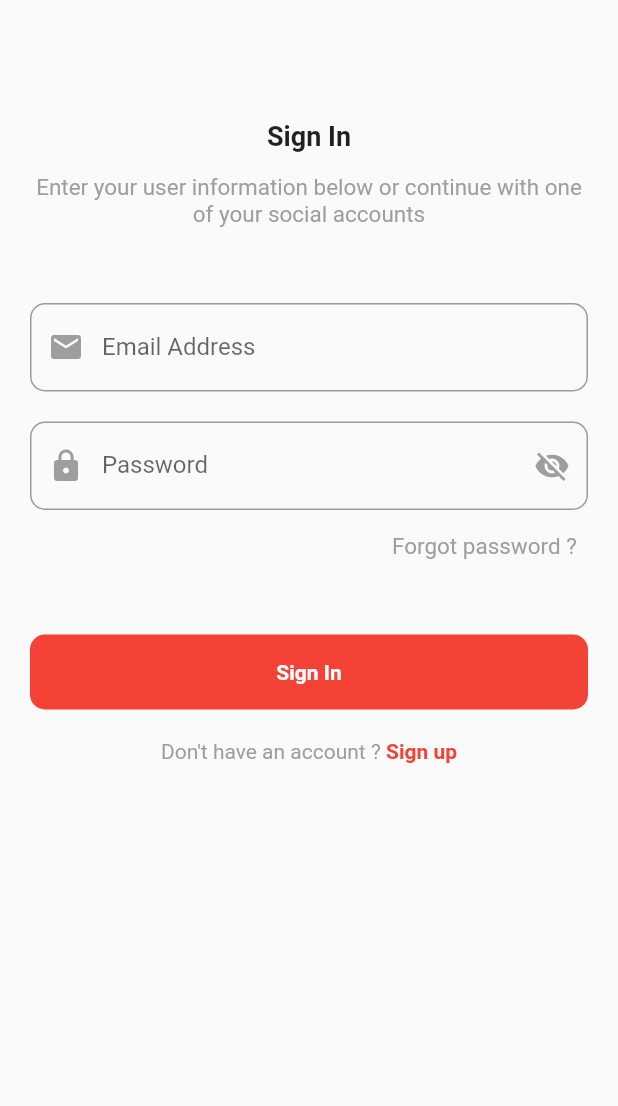
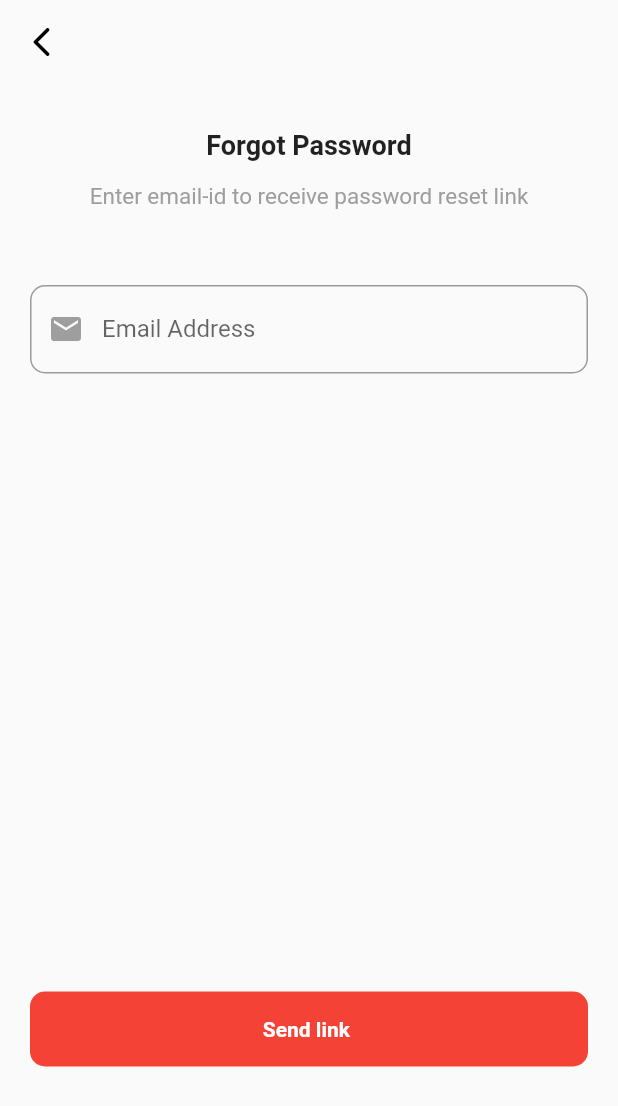
Before and after one commit to sivaprasadnk/moviezapp, a Flutter app: the SignInScreen screen opened by its route, after a tap on "Forgot password ?", on a phone screen of 412 x 824 dp. Shown: the top 1106 px of the screen. Run offline on Flutter 3.47's test engine with Material 2 defaults, Android fonts, the phone set to English and light mode, and no system bars; our stand-ins replace cached_network_image, cloud_firestore, connectivity_plus, firebase_auth, firebase_core, flutter_carousel_widget and 6 more; accounts and stored records are empty; network calls fail.

```diff
--- a/lib/model/genre.model.dart
+++ b/lib/model/genre.model.dart
@@ -85,7 +85,9 @@ extension GenreExts on Genre {
     var list = <Movie>[];
 
     for (var movie in movieList) {
-      if (movie.genreIdList.contains(id)) {
+      if (movie.genreIdList != null &&
+          movie.genreIdList!.isNotEmpty &&
+          movie.genreIdList!.contains(id)) {
         list.add(movie);
       }
     }
--- a/lib/repo/auth/auth.repo.dart
+++ b/lib/repo/auth/auth.repo.dart
@@ -35,5 +35,10 @@ class AuthRepo {
     return user;
   }
 
-
+  static Future resetPassword(String emailAddress) async {
+    await FirebaseAuth.instance.sendPasswordResetEmail(
+      email: emailAddress,
+    );
+    return;
+  }
 }
--- a/lib/views/common/actors.list.dart
+++ b/lib/views/common/actors.list.dart
@@ -20,7 +20,7 @@ class ActorsList extends StatelessWidget {
       builder: (_, provider, __) {
         return provider.actorsList.getList.isNotEmpty
             ? SizedBox(
-                height: height,
+                height: height + 10,
                 width: double.infinity,
                 child: ListView.separated(
                   shrinkWrap: true,
--- /dev/null
+++ b/lib/views/common/auth/sign.in/forgot.password.screen.dart
@@ -0,0 +1,99 @@
+import 'package:flutter/material.dart';
+import 'package:moviezapp/utils/extensions/build.context.extension.dart';
+import 'package:moviezapp/views/common/auth/sign.up/widgets/custom.decoration.dart';
+import 'package:moviezapp/views/common/common.button.dart';
+
+class ForgotPasswordScreen extends StatefulWidget {
+  const ForgotPasswordScreen({super.key});
+
+  @override
+  State<ForgotPasswordScreen> createState() => _ForgotPasswordScreenState();
+}
+
+class _ForgotPasswordScreenState extends State<ForgotPasswordScreen> {
+  final _formKey = GlobalKey<FormState>();
+  final FocusNode _focusNode = FocusNode();
+  String email = "";
+
+  @override
+  Widget build(BuildContext context) {
+    return Form(
+      key: _formKey,
+      child: SafeArea(
+        child: Scaffold(
+          appBar: AppBar(
+            elevation: 0,
+            backgroundColor: context.bgColor,
+            leading: GestureDetector(
+              onTap: () {
+                context.pop();
+              },
+              child: Icon(
+                Icons.arrow_back_ios_rounded,
+                color: context.highlightColor,
+              ),
+            ),
+            // title: const Text('Forgot Password'),
+          ),
+          body: SingleChildScrollView(
+            child: Center(
+              child: Padding(
+                padding: const EdgeInsets.symmetric(horizontal: 20),
+                child: Column(
+                  crossAxisAlignment: CrossAxisAlignment.center,
+                  children: [
+                    const SizedBox(height: 30),
+                    const Text(
+                      'Forgot Password',
+                      style: TextStyle(
+                        fontWeight: FontWeight.w600,
+                        fontSize: 18,
+                      ),
+                    ),
+                    const SizedBox(height: 15),
+                    const Text(
+                      'Enter email-id to receive password reset link',
+                      textAlign: TextAlign.center,
+                      style: TextStyle(
+                        fontWeight: FontWeight.normal,
+                        fontSize: 15,
+                        color: Colors.grey,
+                      ),
+                    ),
+                    const SizedBox(height: 50),
+                    TextFormField(
+                      focusNode: _focusNode,
+                      onSaved: (newValue) {
+                        email = newValue!.trim();
+                      },
+                      keyboardType: TextInputType.emailAddress,
+                      decoration: customDecoration(
+                        _focusNode,
+                        'Email Address',
+                        Icons.email,
+                      ),
+                    ),
+                    SizedBox(height: context.height * 0.5),
+                    CommonButton(
+                        callback: validateAndProceed, title: 'Send link '),
+                  ],
+                ),
+              ),
+            ),
+          ),
+        ),
+      ),
+    );
+  }
+
+  validateAndProceed() async {
+    _formKey.currentState!.save();
+    // Dialogs.showLoader(context: context);
+
+    await context.authProvider.resetPassword(
+      email,
+      context,
+      context.appProvider.isMobileApp,
+    );
+  }
+}
--- a/lib/views/common/auth/sign.in/sign.in.screen.dart
+++ b/lib/views/common/auth/sign.in/sign.in.screen.dart
@@ -2,6 +2,7 @@ import 'package:flutter/gestures.dart';
 import 'package:flutter/material.dart';
 import 'package:moviezapp/utils/dialogs.dart';
 import 'package:moviezapp/utils/extensions/build.context.extension.dart';
+import 'package:moviezapp/views/common/auth/sign.in/forgot.password.screen.dart';
 import 'package:moviezapp/views/common/auth/sign.up/sign.up.screen.dart';
 import 'package:moviezapp/views/common/auth/sign.up/widgets/custom.decoration.dart';
 import 'package:moviezapp/views/common/auth/sign.up/widgets/password.decoration.dart';
@@ -39,6 +40,7 @@ class _SignInScreenState extends State<SignInScreen> {
   Widget build(BuildContext context) {
     return Form(
       key: _formKey,
+      child: SafeArea(
         child: Scaffold(
           body: Padding(
             padding: const EdgeInsets.symmetric(horizontal: 20),
@@ -102,6 +104,11 @@ class _SignInScreenState extends State<SignInScreen> {
                       GestureDetector(
                         onTap: () {
                           //
+                          Navigator.push(
+                              context,
+                              MaterialPageRoute(
+                                  builder: (_) =>
+                                      const ForgotPasswordScreen()));
                         },
                         child: const Text(
                           "Forgot password ?  ",
@@ -145,6 +152,7 @@ class _SignInScreenState extends State<SignInScreen> {
             ),
           ),
         ),
+      ),
     );
   }
 
--- a/lib/views/common/auth/sign.up/sign.up.screen.dart
+++ b/lib/views/common/auth/sign.up/sign.up.screen.dart
@@ -45,6 +45,7 @@ class _SignUpScreenState extends State<SignUpScreen> {
   Widget build(BuildContext context) {
     return Form(
       key: _formKey,
+      child: SafeArea(
         child: Scaffold(
           body: SingleChildScrollView(
             child: Padding(
@@ -168,6 +169,7 @@ class _SignUpScreenState extends State<SignUpScreen> {
             ),
           ),
         ),
+      ),
     );
   }
 
--- a/lib/views/mobile/home/home.screen.dart
+++ b/lib/views/mobile/home/home.screen.dart
@@ -38,7 +38,7 @@ class _HomeScreenMobileState extends State<HomeScreenMobile> {
     String version = packageInfo.version;
     String buildNumber = packageInfo.buildNumber;
     if (context.mounted) {
-      context.appProvider.updateVersion('v$version$buildNumber');
+      context.appProvider.updateVersion('v$version.$buildNumber');
     }
   }
 
--- a/pubspec.yaml
+++ b/pubspec.yaml
@@ -16,7 +16,7 @@ publish_to: 'none' # Remove this line if you wish to publish to pub.dev
 # https://developer.apple.com/library/archive/documentation/General/Reference/InfoPlistKeyReference/Articles/CoreFoundationKeys.html
 # In Windows, build-name is used as the major, minor, and patch parts
 # of the product and file versions while build-number is used as the build suffix.
-version: 1.0.0+7
+version: 1.0.0+8
 
 environment:
   sdk: '>=2.19.1 <3.0.0'
```
Also changed, not shown: lib/model/movie.dart (+17 -3 lines), lib/provider/auth.provider.dart (+51 -0 lines), lib/repo/movie/movie.repo.dart (+5 -3 lines). Lines whose indentation alone changed are shown as unchanged.
